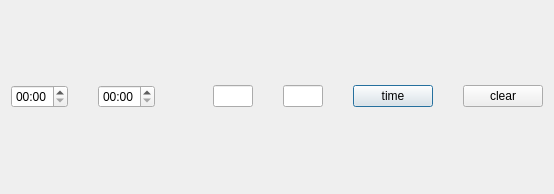
Qt form Example_TimeLine/dialog.ui (sunte-im/st_project) before a commit.
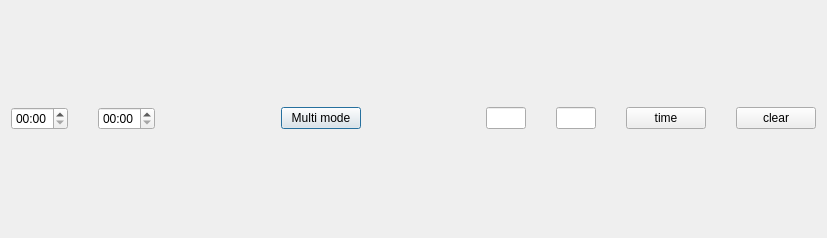
The same form after that commit.

Commit message: update multi timeline

What changed in the file:
```diff
--- a/Example_TimeLine/dialog.ui
+++ b/Example_TimeLine/dialog.ui
@@ -6,8 +6,8 @@
    <rect>
     <x>0</x>
     <y>0</y>
-    <width>554</width>
-    <height>194</height>
+    <width>827</width>
+    <height>238</height>
    </rect>
   </property>
   <property name="windowTitle">
@@ -52,6 +52,29 @@
        </property>
       </spacer>
      </item>
+     <item>
+      <widget class="QPushButton" name="pushButton_3">
+       <property name="text">
+        <string>Multi mode</string>
+       </property>
+       <property name="checkable">
+        <bool>true</bool>
+       </property>
+      </widget>
+     </item>
+     <item>
+      <spacer name="horizontalSpacer_2">
+       <property name="orientation">
+        <enum>Qt::Horizontal</enum>
+       </property>
+       <property name="sizeHint" stdset="0">
+        <size>
+         <width>40</width>
+         <height>20</height>
+        </size>
+       </property>
+      </spacer>
+     </item>
      <item>
       <widget class="QLineEdit" name="lineEdit_begin">
        <property name="minimumSize">
```
The commit also changes 5 other files.
